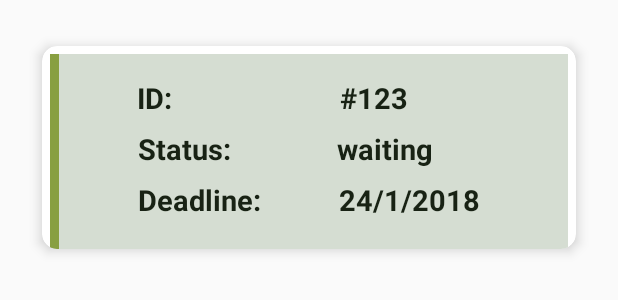
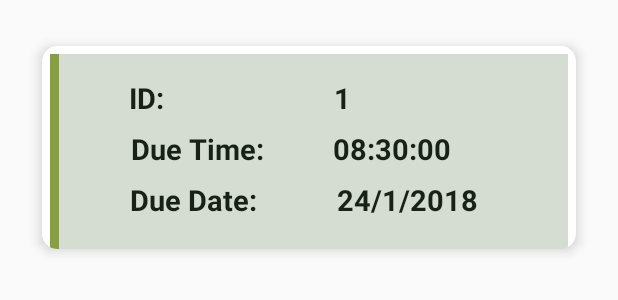
Before and after one commit to yomnaghussein/GraduationProjectITI, an Android app: the layout order_item.xml on its own in the app's theme, with its tools: preview values and no code run, on a phone screen of 412 x 824 dp. Shown: the top 300 px of the screen. Run offline under Robolectric (Android 15) with nearby library versions, the light colour scheme and no system bars; plain views replace FoldingCell.

Commit message:
refresh and order errors solution and design

```diff
--- a/app/src/main/java/com/example/iti/gradproject/models/Utilities.java
+++ b/app/src/main/java/com/example/iti/gradproject/models/Utilities.java
@@ -1,5 +1,6 @@
 package com.example.iti.gradproject.models;
 
+import android.app.Activity;
 import android.content.Context;
 import android.content.DialogInterface;
 import android.content.SharedPreferences;
--- a/app/src/main/java/com/example/iti/gradproject/screens/homescreen/DoneScreen/DoneTabFragment.java
+++ b/app/src/main/java/com/example/iti/gradproject/screens/homescreen/DoneScreen/DoneTabFragment.java
@@ -174,7 +174,10 @@ public class DoneTabFragment extends Fragment implements DoneContract.DoneFragme
     }
 
     public void getHistoryOrders(){
-        if(userProfile.getId()!=null&&accesstoken!=null)
+        if (!Utilities.isConnectedToInternet(getActivity())) {
+            Utilities.showInternetErrorDialog(getActivity());
+        }
+        else if(userProfile.getId()!=null&&accesstoken!=null)
             donePresenter.getHistoryOrders(userProfile.getId().toString(),accesstoken);
 
     }
--- a/app/src/main/java/com/example/iti/gradproject/screens/homescreen/InProcessScreen/InProcessPresenterImpl.java
+++ b/app/src/main/java/com/example/iti/gradproject/screens/homescreen/InProcessScreen/InProcessPresenterImpl.java
@@ -75,7 +75,9 @@ public class InProcessPresenterImpl implements InProcessContract.InProcessPresen
 
     @Override
     public void getUpcomingOrders(String deliveryManId, String accessToken) {
-        upcomingOrdersService.getHistoryOrders(deliveryManId,accessToken,this);
+
+            upcomingOrdersService.getHistoryOrders(deliveryManId, accessToken, this);
+
     }
 
     @Override
--- a/app/src/main/res/layout/order_item.xml
+++ b/app/src/main/res/layout/order_item.xml
@@ -18,14 +18,18 @@
         android:layout_marginRight="5dp"
         android:layout_marginTop="5dp"
         android:clipChildren="false"
-        android:clipToPadding="false">
+        android:clipToPadding="false"
+        animationDuration="1000"
+        app:backSideColor="@color/lightGrey"
+        additionalFlipsCount="2"
+        cameraHeight="30">
 
         <android.support.constraint.ConstraintLayout
             android:id="@+id/cell_content_view"
             android:layout_width="match_parent"
             android:layout_height="260dp"
-            android:visibility="gone"
-            android:layout_alignParentTop="true">
+            android:layout_alignParentTop="true"
+            android:visibility="gone">
 
             <android.support.constraint.ConstraintLayout
                 android:id="@+id/loc"
@@ -44,9 +48,7 @@
                 <View
                     android:layout_width="wrap_content"
                     android:layout_height="3dp"
-                    android:layout_marginBottom="8dp"
                     android:layout_marginTop="8dp"
-                    android:layout_marginStart="8dp"
                     android:background="@color/white"
                     app:layout_constraintBottom_toBottomOf="parent"
                     app:layout_constraintEnd_toEndOf="parent"
@@ -113,19 +115,18 @@
                 android:id="@+id/dropDown"
                 android:layout_width="232dp"
                 android:layout_height="42dp"
-                android:spinnerMode="dialog"
                 android:layout_marginBottom="8dp"
                 android:layout_marginEnd="8dp"
                 android:layout_marginLeft="8dp"
                 android:layout_marginRight="8dp"
                 android:layout_marginStart="8dp"
                 android:layout_marginTop="8dp"
+                android:spinnerMode="dialog"
                 app:layout_constraintBottom_toBottomOf="parent"
                 app:layout_constraintEnd_toEndOf="parent"
                 app:layout_constraintStart_toStartOf="parent"
                 app:layout_constraintTop_toBottomOf="@+id/loc"
-                app:layout_constraintVertical_bias="0.268"
-                />
+                app:layout_constraintVertical_bias="0.268" />
 
             <Button
                 android:id="@+id/btn_start"
@@ -182,7 +183,7 @@
                 android:textStyle="bold"
                 app:layout_constraintBottom_toBottomOf="parent"
                 app:layout_constraintEnd_toEndOf="parent"
-                app:layout_constraintHorizontal_bias="0.167"
+                app:layout_constraintHorizontal_bias="0.149"
                 app:layout_constraintStart_toStartOf="parent"
                 app:layout_constraintTop_toTopOf="parent"
                 app:layout_constraintVertical_bias="0.09" />
@@ -197,7 +198,7 @@
                 android:layout_marginRight="8dp"
                 android:layout_marginStart="8dp"
                 android:layout_marginTop="8dp"
-                android:text="Status: "
+                android:text="Due Time: "
                 android:textColor="@color/veryDarkGreen"
                 android:textSize="19dp"
                 android:textStyle="bold"
@@ -218,13 +219,13 @@
                 android:layout_marginRight="8dp"
                 android:layout_marginStart="8dp"
                 android:layout_marginTop="8dp"
-                android:text="Deadline:"
+                android:text="Due Date:"
                 android:textColor="@color/veryDarkGreen"
                 android:textSize="19dp"
                 android:textStyle="bold"
                 app:layout_constraintBottom_toBottomOf="parent"
                 app:layout_constraintEnd_toEndOf="parent"
-                app:layout_constraintHorizontal_bias="0.205"
+                app:layout_constraintHorizontal_bias="0.185"
                 app:layout_constraintStart_toStartOf="parent"
                 app:layout_constraintTop_toBottomOf="@+id/textView2"
                 app:layout_constraintVertical_bias="0.0" />
@@ -239,18 +240,19 @@
                 android:layout_marginRight="8dp"
                 android:layout_marginStart="8dp"
                 android:layout_marginTop="8dp"
-                android:text="#123"
+                android:text="1"
                 android:textColor="@color/veryDarkGreen"
                 android:textSize="19dp"
                 android:textStyle="bold"
                 app:layout_constraintBottom_toBottomOf="parent"
                 app:layout_constraintEnd_toEndOf="parent"
+                app:layout_constraintHorizontal_bias="0.423"
                 app:layout_constraintStart_toEndOf="@+id/txt_id"
                 app:layout_constraintTop_toTopOf="parent"
                 app:layout_constraintVertical_bias="0.09" />
 
             <TextView
-                android:id="@+id/tv_status"
+                android:id="@+id/tv_time"
                 android:layout_width="wrap_content"
                 android:layout_height="wrap_content"
                 android:layout_marginBottom="8dp"
@@ -259,13 +261,13 @@
                 android:layout_marginRight="8dp"
                 android:layout_marginStart="8dp"
                 android:layout_marginTop="8dp"
-                android:text="waiting"
+                android:text="08:30:00"
                 android:textColor="@color/veryDarkGreen"
                 android:textSize="19dp"
                 android:textStyle="bold"
                 app:layout_constraintBottom_toBottomOf="parent"
                 app:layout_constraintEnd_toEndOf="parent"
-                app:layout_constraintHorizontal_bias="0.413"
+                app:layout_constraintHorizontal_bias="0.321"
                 app:layout_constraintStart_toEndOf="@+id/textView2"
                 app:layout_constraintTop_toBottomOf="@+id/tv_id"
                 app:layout_constraintVertical_bias="0.0" />
@@ -288,7 +290,7 @@
                 app:layout_constraintEnd_toEndOf="parent"
                 app:layout_constraintHorizontal_bias="0.468"
                 app:layout_constraintStart_toEndOf="@+id/textView3"
-                app:layout_constraintTop_toBottomOf="@+id/tv_status"
+                app:layout_constraintTop_toBottomOf="@+id/tv_time"
                 app:layout_constraintVertical_bias="0.0" />
 
 
```
Also changed, not shown: app/src/main/java/com/example/iti/gradproject/screens/homescreen/DoneScreen/DonePresenterImpl.java (+8 -1 lines), app/src/main/java/com/example/iti/gradproject/screens/homescreen/InProcessScreen/InProcessTabFragment.java (+27 -7 lines), app/src/main/java/com/example/iti/gradproject/screens/homescreen/OrderListAdapter.java (+55 -18 lines).
